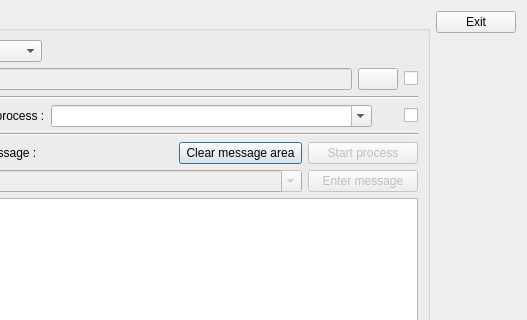
Above: dlgprocesscmd.ui from tbikfalvi/VTITestManager before the change; both pictures show x 142 to 669 and y 0 to 320 of the 669 by 563 pixel window. Below: the same form after it.
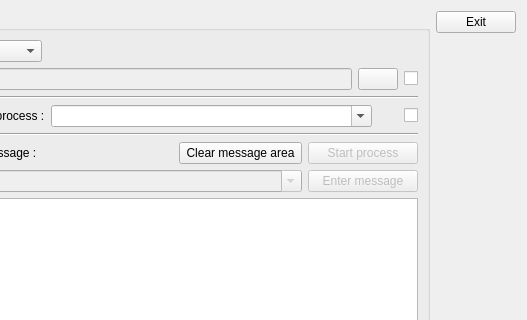
That is the form after the change. Icons and pictures are not drawn.

```diff
--- a/dlgprocesscmd.ui
+++ b/dlgprocesscmd.ui
@@ -207,6 +207,9 @@
            <iconset resource="vtitestmanager.qrc">
             <normaloff>:/images/refresh.png</normaloff>:/images/refresh.png</iconset>
           </property>
+          <property name="autoDefault">
+           <bool>false</bool>
+          </property>
          </widget>
         </item>
         <item>
```
Left out of the diff: 15 changed lines with no effect on the pictures.
